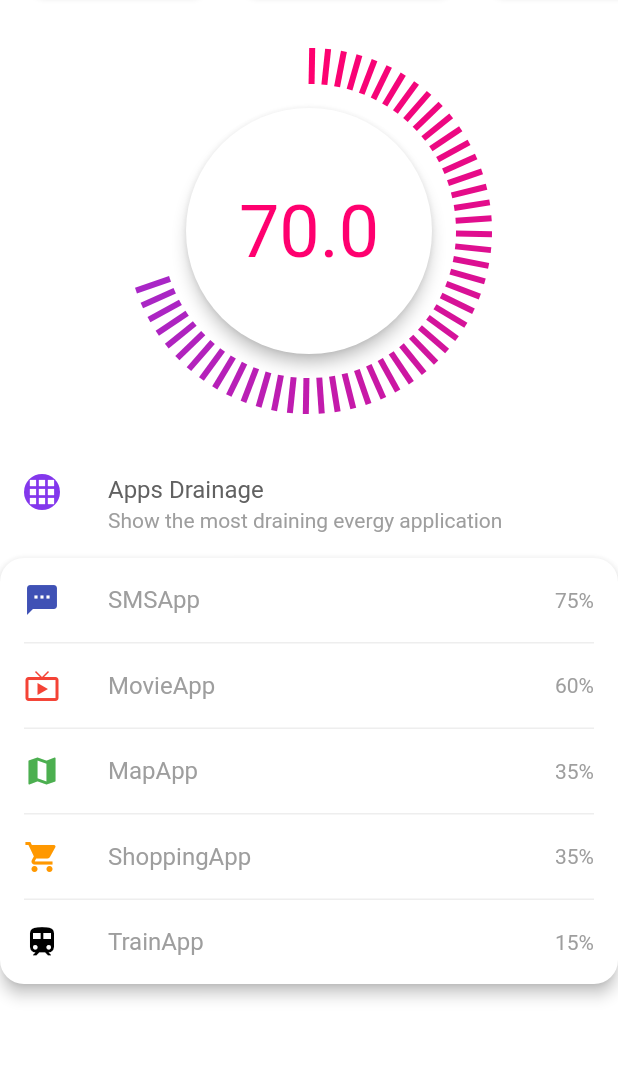
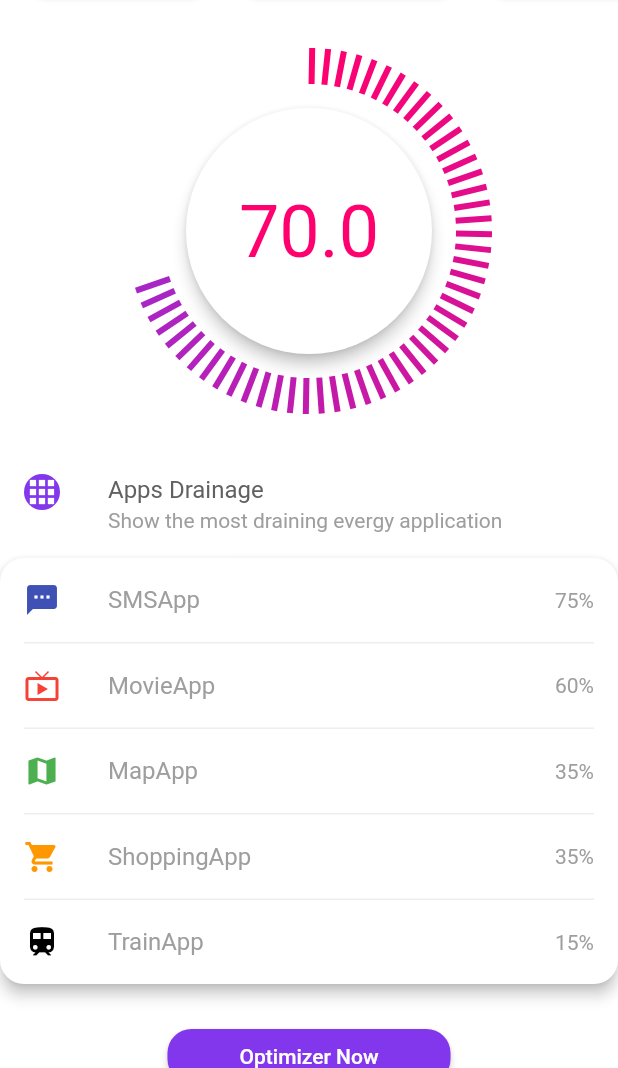
Before and after one commit to tadakun8/flutter_study_ui, a Flutter app: the screen it shows after launch, on a phone screen of 412 x 824 dp, the part 168-1236 px from its top. Run offline on Flutter 3.47's test engine with Material 2 defaults, Android fonts, the phone set to English and light mode, and no system bars; our stand-ins replace flutter_riverpod.

Commit message:
feat: optimizer now button

```diff
--- a/battery_optimizer/lib/main.dart
+++ b/battery_optimizer/lib/main.dart
@@ -2,6 +2,7 @@ import 'package:battery_optimizer/app_drainages/app_drainages.dart';
 import 'package:battery_optimizer/const.dart';
 import 'package:battery_optimizer/indicator/battery_level_indicator.dart';
 import 'package:battery_optimizer/optimizer/optimizer_buttons.dart';
+import 'package:battery_optimizer/optimizer/optimizer_now_button.dart';
 import 'package:flutter/material.dart';
 
 void main() {
@@ -46,6 +47,7 @@ class BatteryOptimizerPage extends StatelessWidget {
             OptimizerButtons(),
             BatteryLevelIndicator(),
             AppsDrainage(),
+            OptimizerNowButtons()
           ],
         ),
       ),
--- /dev/null
+++ b/battery_optimizer/lib/optimizer/optimizer_now_button.dart
@@ -0,0 +1,27 @@
+import 'package:battery_optimizer/const.dart';
+import 'package:flutter/material.dart';
+
+class OptimizerNowButtons extends StatelessWidget {
+  const OptimizerNowButtons({Key? key}) : super(key: key);
+
+  @override
+  Widget build(BuildContext context) {
+    return Padding(
+      padding: const EdgeInsets.symmetric(vertical: 24),
+      child: ElevatedButton(
+        child: const Text(
+          'Optimizer Now',
+          style: TextStyle(color: Colors.white),
+        ),
+        onPressed: () {},
+        style: ElevatedButton.styleFrom(
+          primary: kColorPurple,
+          padding: const EdgeInsets.symmetric(horizontal: 48),
+          shape: RoundedRectangleBorder(
+            borderRadius: BorderRadius.circular(16),
+          ),
+        ),
+      ),
+    );
+  }
+}
```
